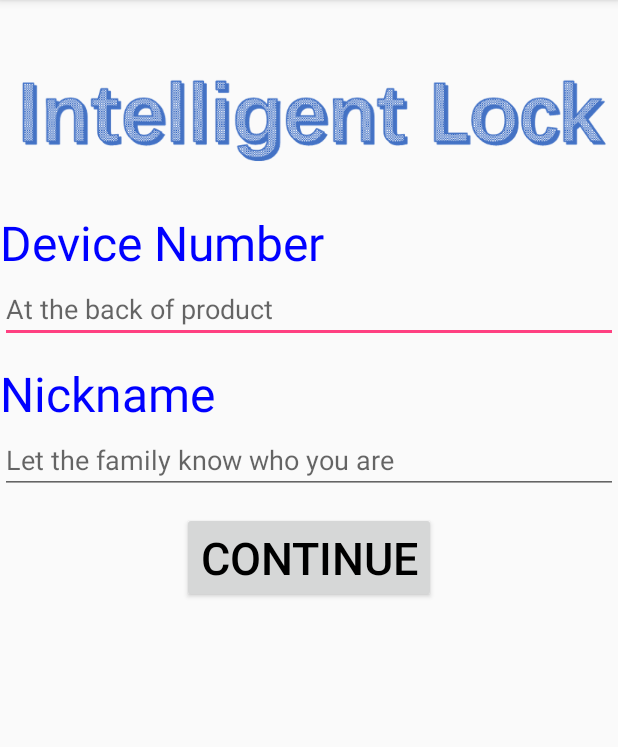
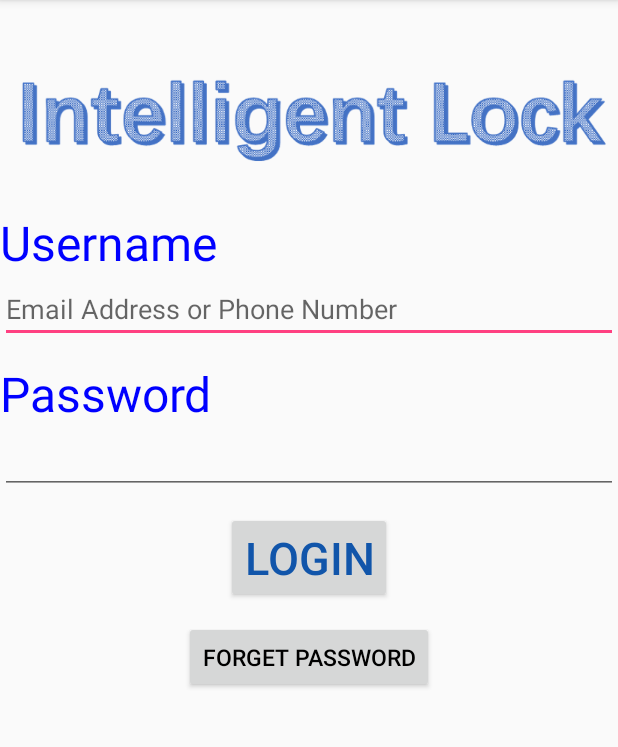
Before and after one commit to ShenTonyM/IntelligentLock, an Android app: the screen it shows after launch (SecondActivity before the commit, LoginActivity after it), after a tap on "LOGIN", on a phone screen of 412 x 824 dp, the part 84-831 px from its top. Run offline under Robolectric (Android 15) with nearby library versions, the phone set to English and light mode, and no system bars.

Commit message:
Login based on local pre-defined password. Rename some elements

```diff
--- a/app/src/main/AndroidManifest.xml
+++ b/app/src/main/AndroidManifest.xml
@@ -9,14 +9,13 @@
         android:roundIcon="@mipmap/ic_launcher_round"
         android:supportsRtl="true"
         android:theme="@style/AppTheme">
-        <activity android:name=".FirstActivity">
+        <activity android:name=".LoginActivity">
             <intent-filter>
                 <action android:name="android.intent.action.MAIN" />
-
                 <category android:name="android.intent.category.LAUNCHER" />
             </intent-filter>
         </activity>
-        <activity android:name=".SecondActivity" />
+        <activity android:name=".SelfIntroActivity" />
         <activity android:name=".ThirdActivity" />
         <activity android:name=".FourActivity" />
         <activity android:name=".FiveActivity"></activity>
--- /dev/null
+++ b/app/src/main/java/com/example/myf19/intelligentlock/ActivityCollector.java
@@ -0,0 +1,28 @@
+package com.example.myf19.intelligentlock;
+
+import android.app.Activity;
+
+import java.util.ArrayList;
+import java.util.List;
+
+public class ActivityCollector {
+
+    public static List<Activity> activities = new ArrayList<>();
+
+    public static void addActivity(Activity activity) {
+        activities.add(activity);
+    }
+
+    public static void removeActivity(Activity activity) {
+        activities.remove(activity);
+    }
+
+    public static void finishAll() {
+        for (Activity activity : activities) {
+            if (!activity.isFinishing()) {
+                activity.finish();
+            }
+        }
+    }
+
+}
--- /dev/null
+++ b/app/src/main/java/com/example/myf19/intelligentlock/BaseReceiverActivity.java
@@ -0,0 +1,67 @@
+package com.example.myf19.intelligentlock;
+
+import android.app.AlertDialog;
+import android.content.BroadcastReceiver;
+import android.content.Context;
+import android.content.DialogInterface;
+import android.content.Intent;
+import android.content.IntentFilter;
+import android.os.Bundle;
+import android.support.v7.app.AppCompatActivity;
+
+public class BaseReceiverActivity extends AppCompatActivity {
+
+    private ForceOfflineReceiver receiver;
+
+    @Override
+    protected void onCreate(Bundle savedInstanceState) {
+        super.onCreate(savedInstanceState);
+        ActivityCollector.addActivity(this);
+    }
+
+    @Override
+    protected void onResume() {
+        super.onResume();
+        IntentFilter intentFilter = new IntentFilter();
+        intentFilter.addAction("com.example.myf19.intelligentlock.FORCE_OFFLINE");
+        receiver = new ForceOfflineReceiver();
+        registerReceiver(receiver, intentFilter);
+    }
+
+    @Override
+    protected void onPause() {
+        super.onPause();
+        if (receiver != null) {
+            unregisterReceiver(receiver);
+            receiver = null;
+        }
+    }
+
+    @Override
+    protected void onDestroy() {
+        super.onDestroy();
+        ActivityCollector.removeActivity(this);
+    }
+
+    class ForceOfflineReceiver extends BroadcastReceiver {
+
+        @Override
+        public void onReceive(final Context context, Intent intent) {
+            AlertDialog.Builder builder = new AlertDialog.Builder(context);
+            builder.setTitle("Warning");
+            builder.setMessage("You are forced to be offline. Please try to login again.");
+            builder.setCancelable(false);
+            builder.setPositiveButton("OK", new DialogInterface.OnClickListener() {
+                @Override
+                public void onClick(DialogInterface dialog, int which) {
+                    ActivityCollector.finishAll(); // 销毁所有活动
+                    Intent intent = new Intent(context, LoginActivity.class);
+                    context.startActivity(intent); // 重新启动LoginActivity
+                }
+            });
+            builder.show();
+        }
+
+    }
+
+}
--- /dev/null
+++ b/app/src/main/java/com/example/myf19/intelligentlock/LoginActivity.java
@@ -0,0 +1,42 @@
+package com.example.myf19.intelligentlock;
+
+import android.content.Intent;
+import android.os.Bundle;
+import android.view.View;
+import android.widget.Button;
+import android.widget.EditText;
+import android.widget.Toast;
+
+public class LoginActivity extends BaseReceiverActivity {
+    private EditText accountEdit;
+    private EditText passwordEdit;
+    private Button login;
+
+    @Override
+    protected void onCreate(Bundle savedInstanceState) {
+        super.onCreate(savedInstanceState);
+        setContentView(R.layout.activity_login);
+
+        accountEdit = (EditText) findViewById(R.id.edit_account);
+        passwordEdit = (EditText) findViewById(R.id.edit_password);
+        login = (Button) findViewById(R.id.button_login);
+
+        login.setOnClickListener(new View.OnClickListener(){
+            @Override
+            public void onClick(View V){
+                String account = accountEdit.getText().toString();
+                String password = passwordEdit.getText().toString();
+
+                // 如果账号是admin且密码是123456，就认为登录成功
+                if (account.equals("admin") && password.equals("123456")) {
+                    Intent intent = new Intent(LoginActivity.this, SelfIntroActivity.class);
+                    startActivity(intent);
+                    finish();
+                } else {
+                    Toast.makeText(LoginActivity.this, "account or password is invalid",
+                            Toast.LENGTH_SHORT).show();
+                }
+            }
+        });
+    }
+}
--- a/app/src/main/java/com/example/myf19/intelligentlock/SecondActivity.java
+++ /dev/null
@@ -1,28 +0,0 @@
-package com.example.myf19.intelligentlock;
-
-import android.content.Intent;
-import android.support.v7.app.AppCompatActivity;
-import android.os.Bundle;
-import android.support.v7.widget.ButtonBarLayout;
-import android.view.Menu;
-import android.view.MenuItem;
-import android.view.View;
-import android.widget.Button;
-import android.widget.Toast;
-
-public class SecondActivity extends AppCompatActivity {
-
-    @Override
-    protected void onCreate(Bundle savedInstanceState) {
-        super.onCreate(savedInstanceState);
-        setContentView(R.layout.activity_second);
-        Button button3 = (Button) findViewById(R.id.button_3);
-        button3.setOnClickListener(new View.OnClickListener(){
-            @Override
-            public void onClick(View V){
-                Intent intent = new Intent(SecondActivity.this, ThirdActivity.class);
-                startActivity(intent);
-            }
-        });
-    }
-}
--- a/app/src/main/java/com/example/myf19/intelligentlock/FirstActivity.java
+++ b/app/src/main/java/com/example/myf19/intelligentlock/SelfIntroActivity.java
@@ -3,24 +3,20 @@ package com.example.myf19.intelligentlock;
 import android.content.Intent;
 import android.support.v7.app.AppCompatActivity;
 import android.os.Bundle;
-import android.support.v7.widget.ButtonBarLayout;
-import android.view.Menu;
-import android.view.MenuItem;
 import android.view.View;
 import android.widget.Button;
-import android.widget.Toast;
 
-public class FirstActivity extends AppCompatActivity {
+public class SelfIntroActivity extends AppCompatActivity {
 
     @Override
     protected void onCreate(Bundle savedInstanceState) {
         super.onCreate(savedInstanceState);
-        setContentView(R.layout.activity_first);
-        Button button1 = (Button) findViewById(R.id.button_1);
-        button1.setOnClickListener(new View.OnClickListener(){
+        setContentView(R.layout.activity_second);
+        Button button3 = (Button) findViewById(R.id.button_3);
+        button3.setOnClickListener(new View.OnClickListener(){
             @Override
             public void onClick(View V){
-                Intent intent = new Intent(FirstActivity.this, SecondActivity.class);
+                Intent intent = new Intent(SelfIntroActivity.this, ThirdActivity.class);
                 startActivity(intent);
             }
         });
--- a/app/src/main/res/layout/activity_first.xml
+++ b/app/src/main/res/layout/activity_login.xml
@@ -12,7 +12,7 @@
         <!--android:textColor="#ff00ff"-->
         <!--android:gravity="center"-->
         <!--android:textSize="44sp"-->
-        <!--android:layout_marginTop="50dp"-->
+        <!--android:layout_marginTop="50sp"-->
         <!--android:layout_alignParentLeft="true" />-->
 
     <TextView
@@ -22,12 +22,12 @@
         android:text="Username"
         android:textColor="#0000ff"
         android:textSize="32sp"
-        android:layout_marginTop="140dp"
+        android:layout_marginTop="140sp"
         android:layout_alignParentLeft="true"
         android:layout_alignParentStart="true" />
 
     <EditText
-        android:id="@+id/edit_from"
+        android:id="@+id/edit_account"
         android:layout_width="match_parent"
         android:layout_height="wrap_content"
         android:hint="Email Address or Phone Number"
@@ -43,12 +43,12 @@
         android:text="Password"
         android:textColor="#0000ff"
         android:textSize="32sp"
-        android:layout_below="@+id/edit_from"
+        android:layout_below="@+id/edit_account"
         android:layout_alignParentLeft="true"
         android:layout_alignParentStart="true"
-        android:layout_marginTop="12dp" />
+        android:layout_marginTop="12sp" />
     <EditText
-        android:id="@+id/edit_to"
+        android:id="@+id/edit_password"
         android:layout_width="match_parent"
         android:layout_height="wrap_content"
         android:layout_below="@id/text_to"
@@ -58,24 +58,24 @@
         />
 
     <Button
-        android:id="@+id/button_1"
+        android:id="@+id/button_login"
         android:layout_width="wrap_content"
         android:layout_height="wrap_content"
         android:text="Login"
-        android:textSize="30dp"
+        android:textSize="30sp"
         android:textColor="#1155aa"
-        android:layout_marginTop="12dp"
-        android:layout_below="@+id/edit_to"
+        android:layout_marginTop="12sp"
+        android:layout_below="@+id/edit_password"
         android:layout_centerHorizontal="true" />
     <Button
-        android:id="@+id/button_2"
+        android:id="@+id/button_forget"
         android:layout_width="wrap_content"
         android:layout_height="wrap_content"
         android:text="Forget Password"
-        android:textSize="15dp"
+        android:textSize="15sp"
         android:textColor="#000000"
-        android:layout_marginTop="12dp"
-        android:layout_below="@+id/button_1"
+        android:layout_marginTop="12sp"
+        android:layout_below="@+id/button_login"
         android:layout_centerHorizontal="true" />
 
     <ImageView
@@ -83,7 +83,7 @@
         android:layout_width="wrap_content"
         android:layout_height="wrap_content"
         android:src="@drawable/intelligent"
-        android:layout_marginTop="36dp"
+        android:layout_marginTop="36sp"
         android:layout_alignParentTop="true"
         android:layout_centerHorizontal="true" />
 
--- a/app/src/main/res/layout/activity_second.xml
+++ b/app/src/main/res/layout/activity_second.xml
@@ -17,7 +17,7 @@
         android:layout_alignParentStart="true" />
 
     <EditText
-        android:id="@+id/edit_from"
+        android:id="@+id/edit_account"
         android:layout_width="match_parent"
         android:layout_height="wrap_content"
         android:hint="At the back of product"
@@ -33,18 +33,19 @@
         android:text="Nickname"
         android:textColor="#0000ff"
         android:textSize="32sp"
-        android:layout_below="@+id/edit_from"
+        android:layout_below="@+id/edit_account"
         android:layout_alignParentLeft="true"
         android:layout_alignParentStart="true"
         android:layout_marginTop="12dp" />
     <EditText
-        android:id="@+id/edit_to"
+        android:id="@+id/edit_password"
         android:layout_width="match_parent"
         android:layout_height="wrap_content"
         android:layout_below="@id/text_to"
         android:hint="Let the family know who you are"
         android:layout_alignParentLeft="true"
         android:layout_alignParentStart="true"
+        android:inputType="textPassword"
         />
 
     <Button
@@ -54,8 +55,8 @@
         android:text="Continue"
         android:textSize="30dp"
         android:textColor="#000000"
-        android:layout_marginTop="12dp"
-        android:layout_below="@+id/edit_to"
+        android:layout_marginTop="12sp"
+        android:layout_below="@+id/edit_password"
         android:layout_centerHorizontal="true" />
 
     <!--<Button-->
@@ -63,9 +64,9 @@
         <!--android:layout_width="wrap_content"-->
         <!--android:layout_height="wrap_content"-->
         <!--android:text="Forget Password"-->
-        <!--android:textSize="15dp"-->
+        <!--android:textSize="15sp"-->
         <!--android:textColor="#000000"-->
-        <!--android:layout_marginTop="12dp"-->
+        <!--android:layout_marginTop="12sp"-->
         <!--android:layout_below="@+id/button_3"-->
         <!--android:layout_centerHorizontal="true" />-->
 
@@ -74,7 +75,7 @@
         android:layout_width="wrap_content"
         android:layout_height="wrap_content"
         android:src="@drawable/intelligent"
-        android:layout_marginTop="36dp"
+        android:layout_marginTop="36sp"
         android:layout_alignParentTop="true"
         android:layout_centerHorizontal="true" />
 
--- a/app/src/main/res/layout/activity_third.xml
+++ b/app/src/main/res/layout/activity_third.xml
@@ -11,7 +11,7 @@ android:layout_height="match_parent" >
     android:textColor="#000000"
     android:textSize="32sp"
 
-    android:layout_marginTop="12dp" />
+    android:layout_marginTop="12sp" />
 
 <Button
     android:id="@+id/take_photo"
```
Also changed, not shown: app/src/main/res/layout/activity_four.xml (+5 -5 lines).
